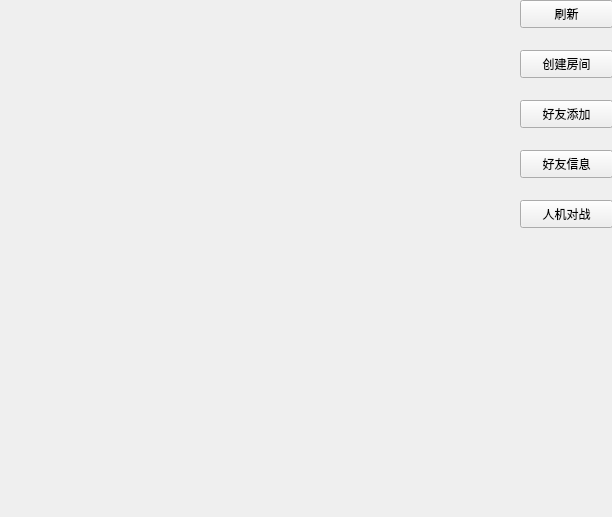
This is client1/ground.ui in lcxaaa/- as Qt 5 draws it before an edit. The edited form follows.
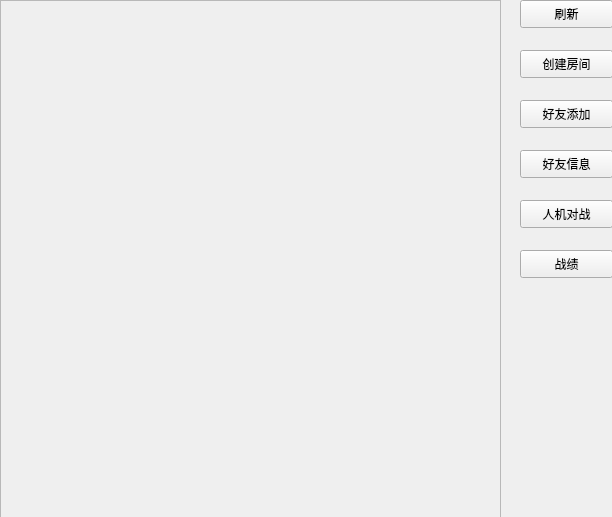
This is the edited form.

The edit to the form file:
```diff
--- a/client1/ground.ui
+++ b/client1/ground.ui
@@ -65,17 +65,6 @@
     <string>刷新</string>
    </property>
   </widget>
-  <widget class="QWidget" name="verticalLayoutWidget">
-   <property name="geometry">
-    <rect>
-     <x>0</x>
-     <y>10</y>
-     <width>401</width>
-     <height>511</height>
-    </rect>
-   </property>
-   <layout class="QVBoxLayout" name="verticalLayout"/>
-  </widget>
   <widget class="QPushButton" name="AiGamePb">
    <property name="geometry">
     <rect>
@@ -89,6 +78,53 @@
     <string>人机对战</string>
    </property>
   </widget>
+  <widget class="QScrollArea" name="scrollArea">
+   <property name="geometry">
+    <rect>
+     <x>0</x>
+     <y>0</y>
+     <width>501</width>
+     <height>531</height>
+    </rect>
+   </property>
+   <property name="widgetResizable">
+    <bool>true</bool>
+   </property>
+   <widget class="QWidget" name="scrollAreaWidgetContents">
+    <property name="geometry">
+     <rect>
+      <x>0</x>
+      <y>0</y>
+      <width>499</width>
+      <height>529</height>
+     </rect>
+    </property>
+    <widget class="QWidget" name="verticalLayoutWidget">
+     <property name="geometry">
+      <rect>
+       <x>-1</x>
+       <y>-1</y>
+       <width>501</width>
+       <height>521</height>
+      </rect>
+     </property>
+     <layout class="QVBoxLayout" name="verticalLayout"/>
+    </widget>
+   </widget>
+  </widget>
+  <widget class="QPushButton" name="pushButton_2">
+   <property name="geometry">
+    <rect>
+     <x>520</x>
+     <y>250</y>
+     <width>93</width>
+     <height>28</height>
+    </rect>
+   </property>
+   <property name="text">
+    <string>战绩</string>
+   </property>
+  </widget>
   <zorder>pushButton</zorder>
   <zorder>create_house</zorder>
   <zorder>pushButton_3</zorder>
```
Left out of the diff: 3 changed lines with no effect on the pictures.
